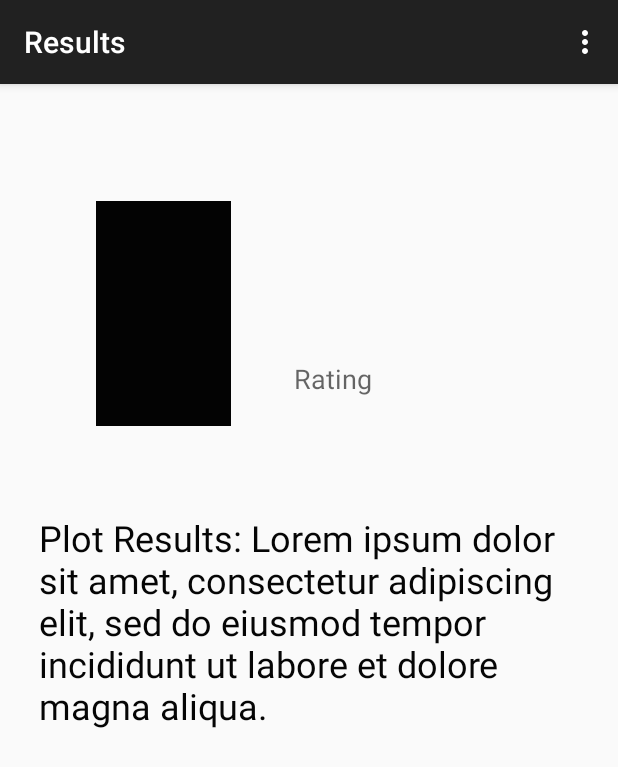
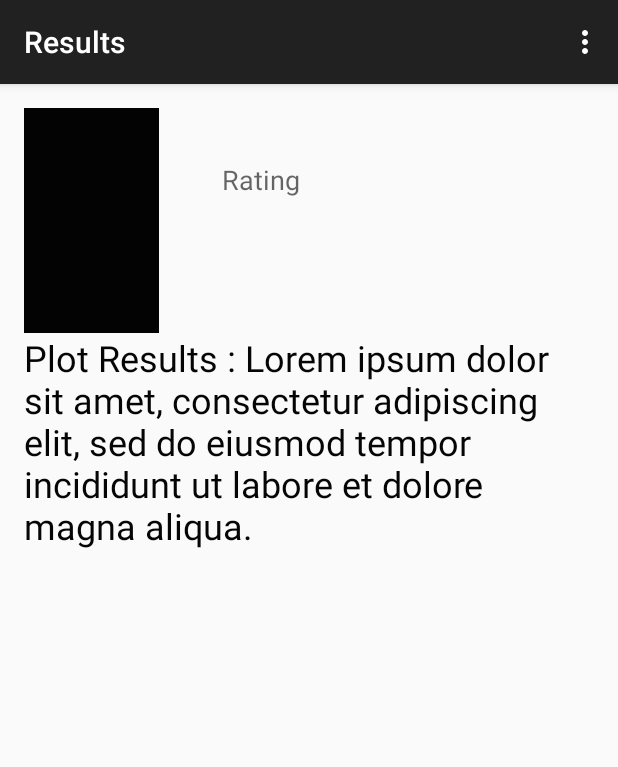
Before and after one commit to MJ94/MovieMagic, an Android app: the screen it shows after launch (ResultsActivity), after a tap on "SEARCH", on a phone screen of 412 x 824 dp. Shown: the top 767 px of the screen. Run offline under Robolectric (Android 15) with nearby library versions, the phone set to English and light mode, and no system bars.

Commit message:
UI changes

```diff
--- a/app/src/main/res/layout/activity_results.xml
+++ b/app/src/main/res/layout/activity_results.xml
@@ -10,32 +10,31 @@
         android:id="@+id/posterView"
         android:layout_width="90dp"
         android:layout_height="150dp"
+        android:src="#ff030303"
+        android:layout_alignParentTop="true"
         android:layout_alignParentLeft="true"
-        android:layout_alignTop="@+id/tvResultsTitle"
-        android:layout_marginLeft="48dp"
-        android:src="#ff030303" />
+        android:layout_alignParentStart="true" />
 
     <TextView
         android:id="@+id/textRating"
         android:layout_width="wrap_content"
         android:layout_height="wrap_content"
-        android:layout_alignBottom="@+id/posterView"
+        android:text="Rating"
+        android:textAppearance="?android:attr/textAppearanceMedium"
+        android:layout_below="@+id/tvResultsTitle"
         android:layout_alignLeft="@+id/tvResultsTitle"
-        android:layout_marginBottom="19dp"
-        android:text="Rating"
-        android:textAppearance="?android:attr/textAppearanceMedium" />
+        android:layout_alignStart="@+id/tvResultsTitle" />
 
     <TextView
         android:id="@+id/tvResultsTitle"
         android:layout_width="wrap_content"
         android:layout_height="wrap_content"
-        android:layout_alignParentTop="true"
         android:layout_marginLeft="42dp"
-        android:layout_marginTop="62dp"
         android:layout_toRightOf="@+id/posterView"
         android:text="Title"
         android:textColor="#ff050505"
-        android:textSize="32sp" />
+        android:textSize="26sp"
+        android:layout_alignTop="@+id/posterView" />
 
     <ScrollView
         android:layout_width="wrap_content"
@@ -52,14 +51,17 @@
         android:layout_marginRight="10dp"
         android:layout_marginTop="58dp" >
 
-        <TextView
-            android:id="@+id/tvResultsPlot"
-            android:layout_width="wrap_content"
-            android:layout_height="wrap_content"
-            android:text="Plot Results: Lorem ipsum dolor sit amet, consectetur adipiscing elit, sed do eiusmod tempor incididunt ut labore et dolore magna aliqua."
-            android:textColor="#ff050505"
-            android:textSize="24sp" />
-
     </ScrollView>
 
+    <TextView
+        android:id="@+id/tvResultsPlot"
+        android:layout_width="wrap_content"
+        android:layout_height="wrap_content"
+        android:text="Plot Results : Lorem ipsum dolor sit amet, consectetur adipiscing elit, sed do eiusmod tempor incididunt ut labore et dolore magna aliqua."
+        android:textColor="#ff050505"
+        android:textSize="24sp"
+        android:layout_below="@+id/posterView"
+        android:layout_alignParentLeft="true"
+        android:layout_alignParentStart="true" />
+
 </RelativeLayout>
--- a/app/src/main/res/menu/menu_results.xml
+++ b/app/src/main/res/menu/menu_results.xml
@@ -2,6 +2,6 @@
     xmlns:app="http://schemas.android.com/apk/res-auto"
     xmlns:tools="http://schemas.android.com/tools"
     tools:context="edu.css.mjackson1.moviemagic.ResultsActivity">
-    <item android:id="@+id/action_settings" android:title="@string/action_settings"
+    <item android:id="@+id/action_back" android:title="Go Back"
         android:orderInCategory="100" app:showAsAction="never" />
 </menu>
```
